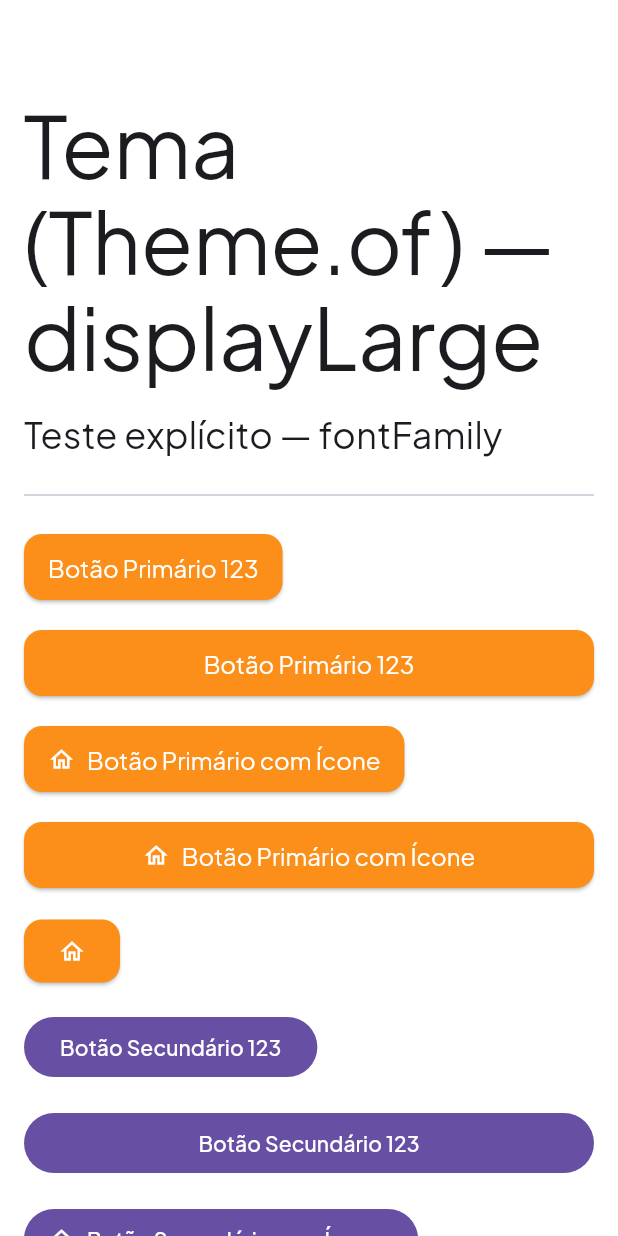
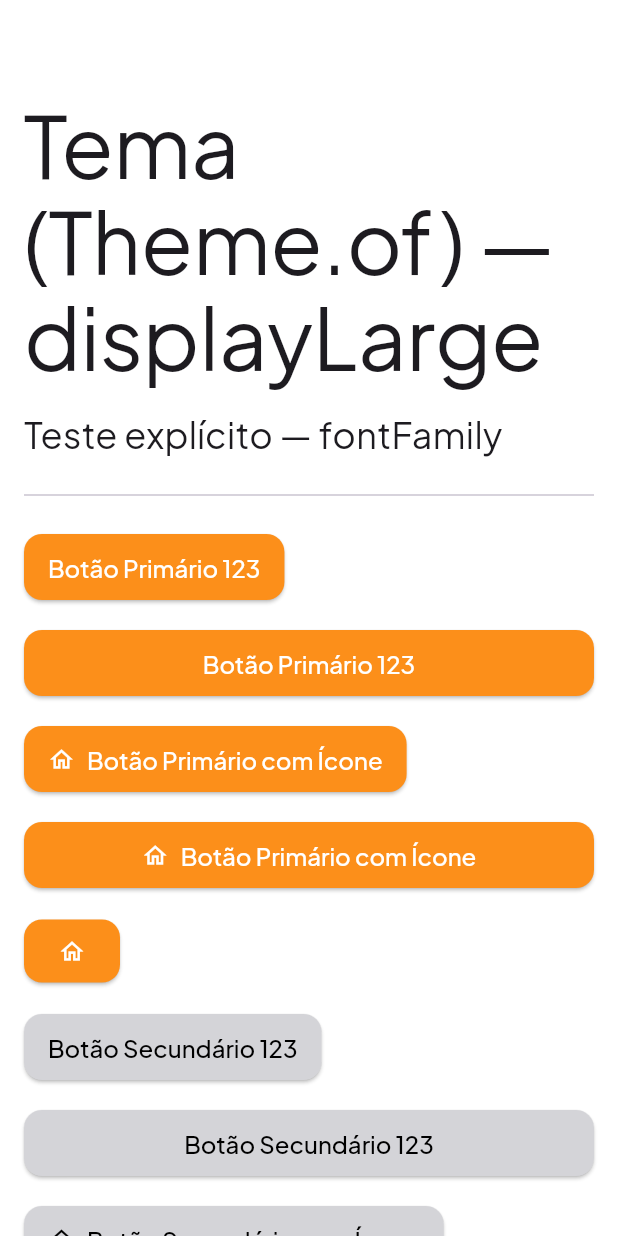
Before and after one commit to alexandreraminelli/aplicativo-lanchonete-escolar, a Flutter app: the screen it shows after launch, on a phone screen of 412 x 824 dp. Run offline on Flutter 3.47's test engine with Material 3 defaults, Android fonts, the phone set to English and light mode, and no system bars.

Commit message:
feat(button): criar estilo pro FilledButton

```diff
--- /dev/null
+++ b/gosnack_client/lib/utils/theme/base/typography.dart
@@ -0,0 +1,16 @@
+import 'package:flutter/material.dart';
+
+/// Tipografia base do aplicativo.
+class AppTypography {
+  AppTypography._(); // Construtor privado para evitar instanciação
+
+  /// Fonte padrão do app.
+  static const String defaultFont = "PlusJakartaSans";
+
+  // -- Button Text Styles -------------------------------------------------- //
+  static const TextStyle buttonTextStyleMd = TextStyle(
+    fontFamily: AppTypography.defaultFont,
+    fontSize: 16.0,
+    fontWeight: FontWeight.w500,
+  );
+}
--- a/gosnack_client/lib/utils/theme/theme.dart
+++ b/gosnack_client/lib/utils/theme/theme.dart
@@ -1,12 +1,12 @@
 import 'package:flutter/material.dart';
 import 'package:gosnack_client/utils/constants/styles/colors.dart';
-import 'package:gosnack_client/utils/theme/widgets/elevated_button_theme.dart';
+import 'package:gosnack_client/utils/theme/base/typography.dart';
+import 'package:gosnack_client/utils/theme/widgets_theme/buttons_theme/elevated_button_theme.dart';
+import 'package:gosnack_client/utils/theme/widgets_theme/buttons_theme/filled_button_theme.dart';
 
 /// Tema da aplicação.
 class AppTheme {
   AppTheme._(); // Construtor privado para evitar instanciação
-
-  static const String defaultFont = "PlusJakartaSans";
 
   /// Tema base com as propriedades compartilhadas entre o modo claro e escuro.
   static ThemeData _baseTheme({
@@ -15,6 +15,7 @@ class AppTheme {
     required Color scaffoldBackgroundColor,
     // Widgets
     required ElevatedButtonThemeData elevatedButtonTheme,
+    required FilledButtonThemeData filledButtonTheme,
   }) {
     final base = ThemeData(
       useMaterial3: true,
@@ -25,14 +26,15 @@ class AppTheme {
       scaffoldBackgroundColor: scaffoldBackgroundColor,
 
       // -- Tipografia
-      fontFamily: defaultFont,
+      fontFamily: AppTypography.defaultFont,
 
       // -- Widgets do Material Design
       elevatedButtonTheme: elevatedButtonTheme,
+      filledButtonTheme: filledButtonTheme,
     );
 
     return base.copyWith(
-      textTheme: base.textTheme.apply(fontFamily: defaultFont),
+      textTheme: base.textTheme.apply(fontFamily: AppTypography.defaultFont),
     );
   }
 
@@ -46,6 +48,7 @@ class AppTheme {
     // -- Widgets do Material Design
     // Botões
     elevatedButtonTheme: AppElevatedButtonTheme.lightElevatedButtonTheme,
+    filledButtonTheme: AppFilledButtonTheme.lightFilledButtonTheme,
   );
 
   /* ------------------------------------------------------------------------ */
@@ -58,5 +61,6 @@ class AppTheme {
     // -- Widgets do Material Design
     // Botões
     elevatedButtonTheme: AppElevatedButtonTheme.darkElevatedButtonTheme,
+    filledButtonTheme: AppFilledButtonTheme.darkFilledButtonTheme,
   );
 }
--- a/gosnack_client/lib/utils/theme/widgets/elevated_button_theme.dart
+++ b/gosnack_client/lib/utils/theme/widgets_theme/buttons_theme/elevated_button_theme.dart
@@ -2,7 +2,7 @@ import 'package:flutter/material.dart';
 import 'package:gosnack_client/utils/constants/styles/colors.dart';
 import 'package:gosnack_client/utils/constants/styles/sizes.dart';
 import 'package:gosnack_client/utils/constants/styles/spacing.dart';
-import 'package:gosnack_client/utils/theme/theme.dart';
+import 'package:gosnack_client/utils/theme/base/typography.dart';
 
 /// Tema personalizado para ElevatedButton.
 /// Usado como botão primário na aplicação.
@@ -21,11 +21,7 @@ class AppElevatedButtonTheme {
       // Padding
       padding: KSpacing.buttonPaddingMd,
       // Tipografia
-      textStyle: const TextStyle(
-        fontFamily: AppTheme.defaultFont,
-        fontSize: 16.0,
-        fontWeight: FontWeight.normal,
-      ),
+      textStyle: AppTypography.buttonTextStyleMd,
       // Cantos arredondados
       shape: RoundedRectangleBorder(
         borderRadius: BorderRadius.circular(KSizes.sm),
--- /dev/null
+++ b/gosnack_client/lib/utils/theme/widgets_theme/buttons_theme/filled_button_theme.dart
@@ -0,0 +1,46 @@
+import 'package:flutter/material.dart';
+import 'package:gosnack_client/utils/constants/styles/colors.dart';
+import 'package:gosnack_client/utils/constants/styles/sizes.dart';
+import 'package:gosnack_client/utils/constants/styles/spacing.dart';
+import 'package:gosnack_client/utils/theme/base/typography.dart';
+
+/// Tema personalizado para FilledButton.
+/// Usado como botão secundário na aplicação.
+class AppFilledButtonTheme {
+  AppFilledButtonTheme._(); // Construtor privado para evitar instanciação
+
+  /// Tema base do botão primário.
+  static FilledButtonThemeData _baseFilledButtonTheme({
+    required Color backgroundColor,
+    required Color foregroundColor,
+  }) => FilledButtonThemeData(
+    style: FilledButton.styleFrom(
+      elevation: 1, // sombra
+      // Cores
+      backgroundColor: backgroundColor,
+      foregroundColor: foregroundColor,
+      disabledBackgroundColor: Colors.grey,
+      disabledForegroundColor: Colors.white70,
+      // Padding
+      padding: KSpacing.buttonPaddingMd,
+      // Tipografia
+      textStyle: AppTypography.buttonTextStyleMd,
+      // Cantos arredondados
+      shape: RoundedRectangleBorder(
+        borderRadius: BorderRadius.circular(KSizes.sm),
+      ),
+    ),
+  );
+
+  /// Tema do botão primário no modo claro.
+  static final lightFilledButtonTheme = _baseFilledButtonTheme(
+    backgroundColor: KColors.zinc300,
+    foregroundColor: Colors.black,
+  );
+
+  /// Tema do botão primário no modo escuro.
+  static final darkFilledButtonTheme = _baseFilledButtonTheme(
+    backgroundColor: KColors.zinc700,
+    foregroundColor: Colors.white,
+  );
+}
```
